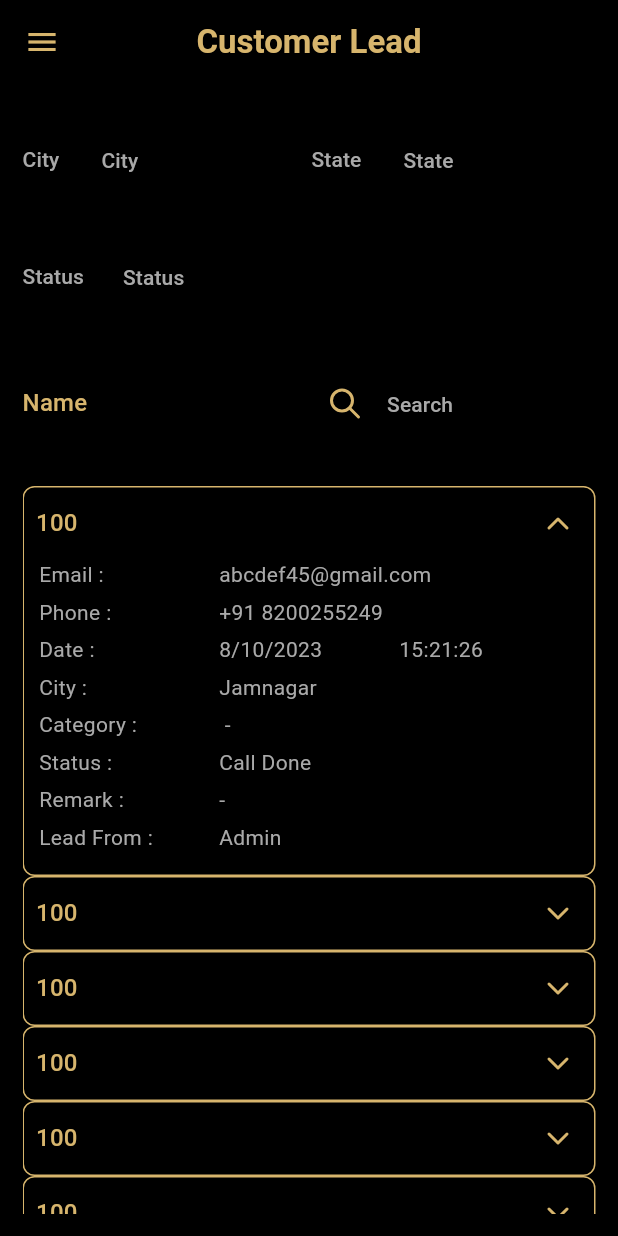
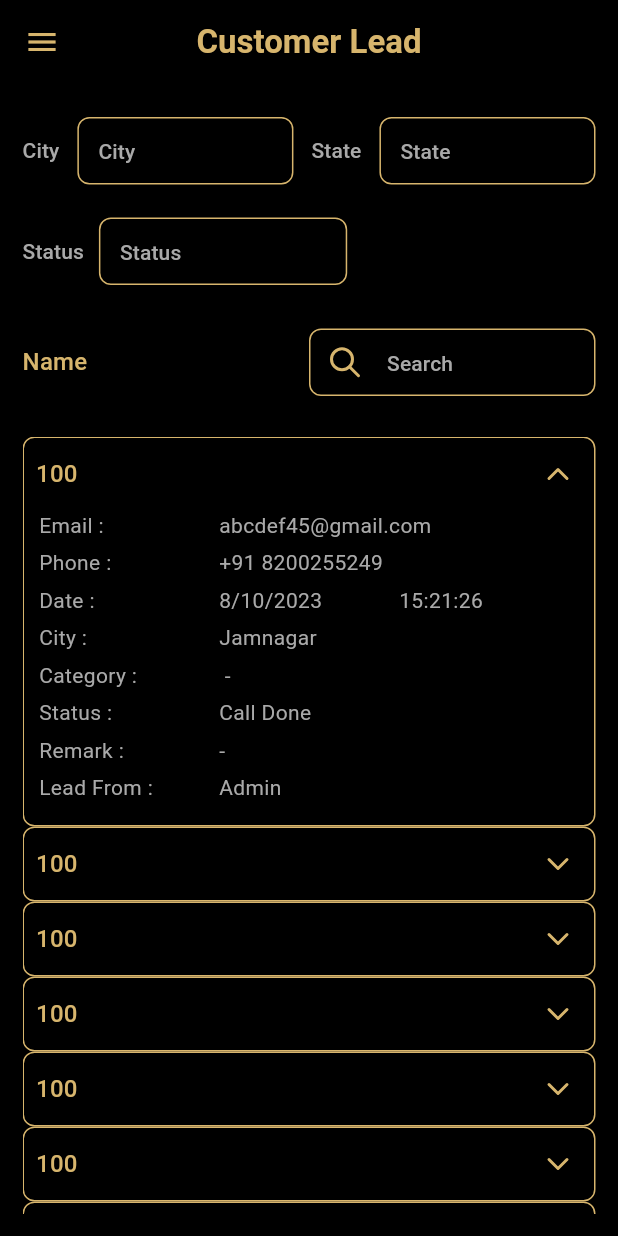
Before and after one commit to rishiakbari/Franchise, a Flutter app: the CustomerLeadScreen screen opened directly, after a tap on an icon or button, on a phone screen of 412 x 824 dp. Run offline on Flutter 3.47's test engine with Material 3 defaults, Android fonts, the light colour scheme and no system bars; our stand-ins replace country_code_picker, firebase_core, flutter_tabler_icons, get, google_fonts, shared_preferences; accounts and stored records are empty.

Commit message:
height, validator add

```diff
--- a/lib/widgets/custom_text_form_field.dart
+++ b/lib/widgets/custom_text_form_field.dart
@@ -21,6 +21,9 @@ class CustomTextFormField extends StatelessWidget {
     this.onChanged,
     this.outLine = false,
     this.fillColor,
+    this.height,
+    this.validator,
+    this.cursorHeight,
   });
 
   final String? hintText;
@@ -38,14 +41,23 @@ class CustomTextFormField extends StatelessWidget {
   final Function()? onTap;
   final Function(String)? onChanged;
   final Color? fillColor;
+  final double? height;
+  final String? Function(String?)? validator;
+  final double? cursorHeight;
 
   @override
   Widget build(BuildContext context) {
     return Container(
+      height: height ?? 45,
+      //  decoration: BoxDecoration(
+      //   border: Border.all(color: Colorz.main, width: 1),
+      //   borderRadius:BorderRadius.circular(5),
+      //  ),
       margin: const EdgeInsets.symmetric(
         vertical: 7.0,
       ),
       child: TextFormField(
+        cursorHeight: cursorHeight ?? 25.0,
         controller: controller,
         focusNode: focusNode,
         obscureText: obscureText ?? false,
@@ -53,6 +65,8 @@ class CustomTextFormField extends StatelessWidget {
         keyboardType: keyboardType,
         inputFormatters: inputFormatters,
         decoration: InputDecoration(
+          // isDense: true,
+          contentPadding: const EdgeInsets.fromLTRB(10, 10, 10, 0),
           hintText: hintText,
           hintStyle: Theme.of(context).textTheme.titleSmall!.copyWith(
                 color: Colorz.textSecondary,
@@ -61,23 +75,28 @@ class CustomTextFormField extends StatelessWidget {
           labelText: labelText,
           labelStyle: Theme.of(context).textTheme.titleSmall!.copyWith(
                 color: Colorz.textSecondary,
-
               ),
           border: outLine
               ? Theme.of(context).inputDecorationTheme.border
               : OutlineInputBorder(
-                  borderRadius: BorderRadius.circular(5.0),
-                  borderSide: BorderSide.none),
+                  borderRadius: BorderRadius.circular(8.0),
+                  borderSide: const BorderSide(
+                    color: Colorz.main)
+                ),
           enabledBorder: outLine
               ? Theme.of(context).inputDecorationTheme.border
               : OutlineInputBorder(
-                  borderRadius: BorderRadius.circular(5.0),
-                  borderSide: BorderSide.none),
+                  borderRadius: BorderRadius.circular(8.0),
+                  borderSide: const BorderSide(
+                    color: Colorz.main)
+                ),
           focusedBorder: outLine
               ? Theme.of(context).inputDecorationTheme.border
               : OutlineInputBorder(
-                  borderRadius: BorderRadius.circular(5.0),
-                  borderSide: BorderSide.none),
+                  borderRadius: BorderRadius.circular(8.0),
+                  borderSide: const BorderSide(
+                    color: Colorz.main)
+                ),
           fillColor: fillColor ?? Colorz.textFormFieldBackground,
           filled: outLine ? false : true,
           suffixIcon: suffixIcon,
@@ -90,6 +109,7 @@ class CustomTextFormField extends StatelessWidget {
         readOnly: readOnly,
         onTap: onTap,
         onChanged: onChanged,
+        validator: validator,
         onTapOutside: (event) {
           FocusScopeNode currentFocus = FocusScope.of(context);
           if (!currentFocus.hasPrimaryFocus &&
```
